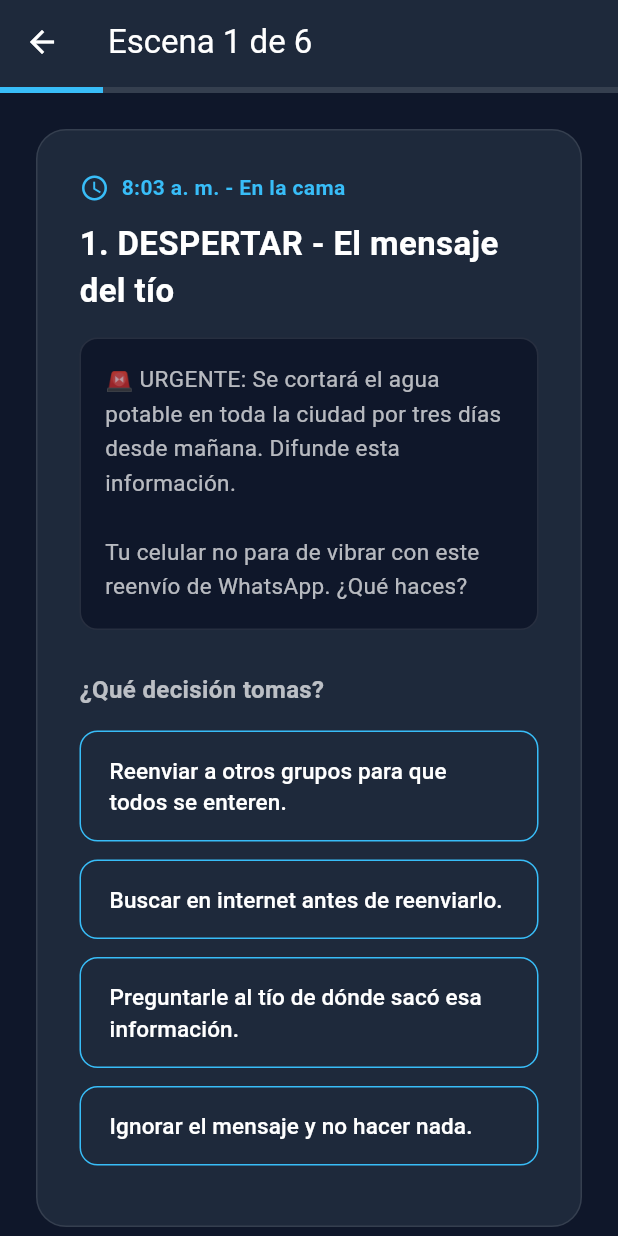
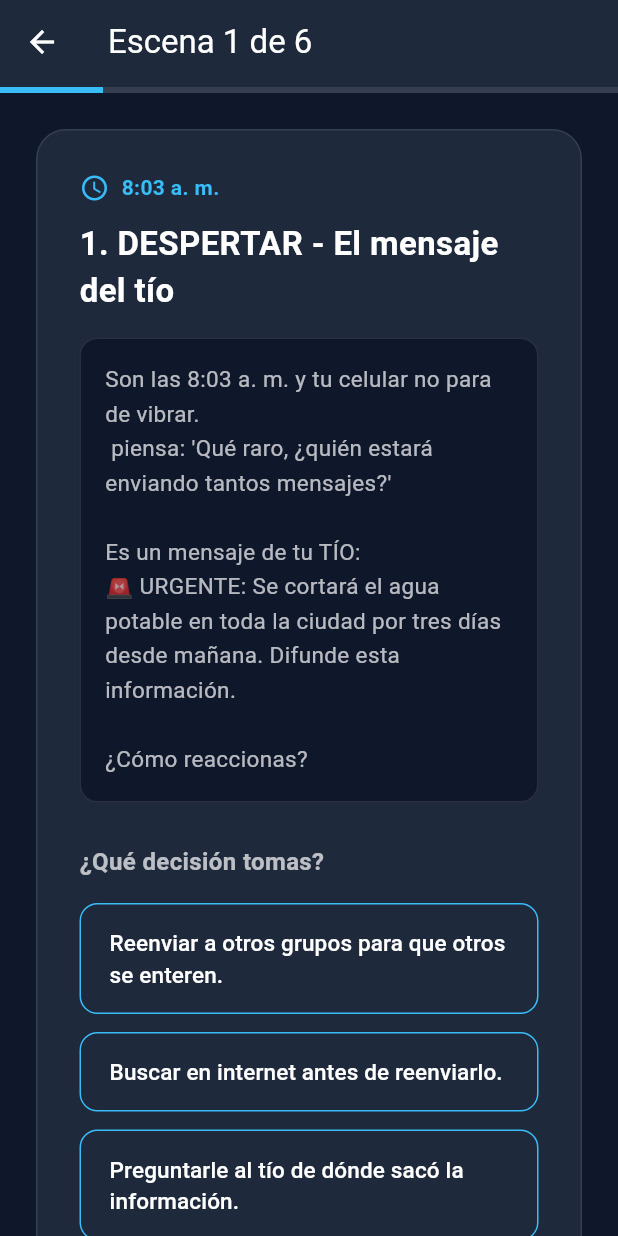
Before and after one commit to Eisritome10/miclick-app, a Flutter app: the screen it shows once a user with an empty profile is signed in, after a tap on "Comenzar la Historia", on a phone screen of 412 x 824 dp. Run offline on Flutter 3.47's test engine with Material 3 defaults, Android fonts, the phone set to English and light mode, and no system bars; our stand-ins replace supabase_flutter; accounts and stored records are empty.

Commit message:
Solucion trigger Supabase e integracion completa del guion de decisiones MIL

```diff
--- a/lib/screens/quiz_screen.dart
+++ b/lib/screens/quiz_screen.dart
@@ -21,14 +21,12 @@ class QuizScene {
   final String time;
   final String title;
   final String description;
-  final String? imagePlaceholder;
   final List<QuizOption> options;
 
   QuizScene({
     required this.time,
     required this.title,
     required this.description,
-    this.imagePlaceholder,
     required this.options,
   });
 }
@@ -52,95 +50,102 @@ class _QuizScreenState extends State<QuizScreen> {
 
   List<QuizScene> _getScenes() {
     return [
-      // 1. DESPERTAR [cite: 42-54]
+      // 1. DESPERTAR - El mensaje del tío [cite: 42-54]
       QuizScene(
-        time: "8:03 a. m. - En la cama",
+        time: "8:03 a. m.",
         title: "1. DESPERTAR - El mensaje del tío",
         description:
+            "Son las 8:03 a. m. y tu celular no para de vibrar.\n"
+            "${widget.userName} piensa: 'Qué raro, ¿quién estará enviando tantos mensajes?'\n\n"
+            "Es un mensaje de tu TÍO:\n"
             "🚨 URGENTE: Se cortará el agua potable en toda la ciudad por tres días desde mañana. Difunde esta información.\n\n"
-            "Tu celular no para de vibrar con este reenvío de WhatsApp. ¿Qué haces?",
+            "¿Cómo reaccionas?",
         options: [
-          QuizOption(text: "Reenviar a otros grupos para que todos se enteren.", e: 3), // [cite: 54]
-          QuizOption(text: "Buscar en internet antes de reenviarlo.", v: 3), // [cite: 54]
-          QuizOption(text: "Preguntarle al tío de dónde sacó esa información.", v: 2, c: 1), // [cite: 54]
-          QuizOption(text: "Ignorar el mensaje y no hacer nada.", v: 1), // [cite: 54]
+          QuizOption(text: "Reenviar a otros grupos para que otros se enteren.", e: 3),
+          QuizOption(text: "Buscar en internet antes de reenviarlo.", v: 3),
+          QuizOption(text: "Preguntarle al tío de dónde sacó la información.", v: 2, c: 1),
+          QuizOption(text: "Ignorar el mensaje.", v: 1),
         ],
       ),
 
-      // 2. DESAYUNO [cite: 55-57]
+      // 2. EN LA COCINA - Conversación con Mamá [cite: 55-57]
       QuizScene(
-        time: "8:30 a. m. - En la cocina",
-        title: "2. DESAYUNO - Conversación con mamá",
+        time: "8:20 a. m.",
+        title: "2. DESAYUNO - La conversación con Mamá",
         description:
-            "Mamá te dice: 'Buenos días. ¿Viste lo que envió tu tío sobre el agua?'\n"
-            "¿Cómo le respondes a tu mamá?",
+            "Te diriges a la cocina.\n"
+            "Mamá te dice: 'Buenos días, ${widget.userName}. ¿Viste lo que envió tu tío sobre el agua?'\n\n"
+            "¿Qué le respondes a tu mamá?",
         options: [
-          QuizOption(text: "Sí, ya se lo reenvié a todos mis amigos.", e: 2), // [cite: 57]
-          QuizOption(text: "No investigué mucho, pero lo haré luego.", v: 2), // [cite: 57]
-          QuizOption(text: "Mi tío exagera, no le hagas caso.", v: 1), // [cite: 57]
-          QuizOption(text: "Le diré que verifique antes de enviar eso a otros.", v: 2, c: 2), // [cite: 57]
+          QuizOption(text: "Sí, ya se lo reenvié a todos.", e: 2),
+          QuizOption(text: "No investigué mucho, pero lo haré luego.", v: 2),
+          QuizOption(text: "Mi tío exagera, no le hagas caso.", v: 1),
+          QuizOption(text: "Le diré que investigue antes de enviar eso a otros.", v: 2, c: 2),
         ],
       ),
 
-      // 3. REDES SOCIALES Y ALGORITMOS [cite: 61-64]
+      // 3. REDES SOCIALES - Oferta de Audífonos [cite: 60-64]
       QuizScene(
-        time: "11:00 a. m. - En tu habitación",
-        title: "3. REDES SOCIALES - Anuncio de audífonos",
+        time: "11:00 a. m.",
+        title: "3. REDES SOCIALES - La oferta de audífonos",
         description:
-            "Estuviste buscando audífonos para comprar en dos meses. Entras a tus redes sociales y de la nada te aparece una oferta 'imperdible' de audífonos de alta gama.\n\n"
-            "¿Qué piensas o haces?",
+            "Estás ahorrando para comprar unos audífonos nuevos. Viste dos videos de reseñas y entraste a una tienda en línea.\n"
+            "Al abrir tus redes sociales, te aparece un post promocional de audífonos.\n\n"
+            "¿Qué piensas o decides hacer?",
         options: [
-          QuizOption(text: "¡Aprovecharé esta oferta, lo compraré de una vez!", e: 2), // [cite: 64]
-          QuizOption(text: "Seguro el algoritmo sabe perfectamente lo que necesito.", v: 1, e: 1, a: 1), // [cite: 64]
-          QuizOption(text: "Quizá me aparecen porque estuve buscando audífonos previamente.", v: 1, a: 2, c: 1), // [cite: 64]
-          QuizOption(text: "Voy a buscar qué precios y reseñas les salen a mis amigos.", v: 2, a: 2, c: 1), // [cite: 64]
+          QuizOption(text: "¡Aprovecharé esta oferta, lo compraré de una vez!", e: 2),
+          QuizOption(text: "Seguro el algoritmo sabe que los necesito.", v: 1, e: 1, a: 1),
+          QuizOption(text: "Quizá me aparecen porque estuve buscando audífonos.", v: 1, a: 2, c: 1),
+          QuizOption(text: "Voy a buscar qué precios y reseñas les salen a mis amigos.", v: 2, a: 2, c: 1),
         ],
       ),
 
-      // 4. DEEPFAKE Y IA [cite: 69-76]
+      // 4. EL CINE Y EL DEEPFAKE - Imagen de Sara con IA [cite: 70-76]
       QuizScene(
-        time: "4:30 p. m. - Salida al cine",
+        time: "4:30 p. m.",
         title: "4. CINE - La imagen editada con IA",
         description:
-            "Tu amigo te muestra su celular riéndose: 'Oye, mira lo que hice con IA. Puse el rostro de Sara en la escena incómoda de la película'.\n"
-            "Y agrega: 'Lo mandaré al grupo de WhatsApp, es un meme muy gracioso'.\n\n"
-            "¿Cómo reaccionas?",
+            "Estás en el cine con tus amigos. Tu amiga Sara va al baño un momento.\n"
+            "Tu amigo se acerca y te muestra su celular: 'Oye, mira lo que hice. Es Sara con el actor de la película, la modifiqué con IA'.\n"
+            "Su rostro está en una escena incómoda y tu amigo agrega: 'Lo mandaré al grupo, es un meme muy gracioso'.\n\n"
+            "¿Qué haces?",
         options: [
-          QuizOption(text: "¡Ja, ja! Envíalo al grupo.", e: 2), // [cite: 76]
-          QuizOption(text: "No lo compartas, eso le puede incomodar bastante a Sara.", a: 2, c: 3), // [cite: 76]
-          QuizOption(text: "Borra la imagen ahora mismo, no está bien hacer eso.", a: 2, c: 3), // [cite: 76]
-          QuizOption(text: "No decir nada, pero tampoco compartirlo.", a: 1, c: 1), // [cite: 76]
+          QuizOption(text: "¡Ja, ja! Envíalo al grupo.", e: 2),
+          QuizOption(text: "No lo compartas, eso le puede incomodar.", a: 2, c: 3),
+          QuizOption(text: "Borra la imagen ahora, no está bien.", a: 2, c: 3),
+          QuizOption(text: "No decir nada, pero tampoco compartirlo.", a: 1, c: 1),
         ],
       ),
 
-      // 5. ESTAFAS Y PUBLICIDAD [cite: 78-82]
+      // 5. REGRESO A CASA - Oferta de Pasajes [cite: 78-82]
       QuizScene(
-        time: "7:15 p. m. - De regreso en casa",
-        title: "5. VIAJE FAMILIAR - Promoción dudosa",
+        time: "7:30 p. m.",
+        title: "5. REGRESO A CASA - Agencia de viajes",
         description:
-            "Papá te dice: 'Queremos comprar los pasajes de bus/avión para el viaje familiar en esta página de Facebook que promete 50% de descuento. ¿Qué opinas?'\n"
-            "Ves un anuncio con errores ortográficos y precios sospechosamente bajos.",
+            "Llegas a casa y tu Papá te recibe:\n"
+            "'Hola ${widget.userName}. Pensamos comprar los pasajes de bus para el viaje con esta agencia en Facebook que tiene 50% de descuento. ¿Qué opinas?'\n\n"
+            "¿Cuál es tu sugerencia?",
         options: [
-          QuizOption(text: "Está bien, si está en redes seguro es confiable.", v: 0), // [cite: 82]
-          QuizOption(text: "Busquemos reseñas y comentarios de otros usuarios antes de decidir.", v: 3), // [cite: 82]
-          QuizOption(text: "Voy a revisar si la empresa tiene sitio web oficial registrado.", v: 3, a: 1), // [cite: 82]
-          QuizOption(text: "Comparemos precios directamente con agencias reconocidas.", v: 2, c: 1), // [cite: 82]
+          QuizOption(text: "Está bien, seguro es confiable.", v: 0),
+          QuizOption(text: "Busquemos reseñas antes de decidir.", v: 3),
+          QuizOption(text: "Voy a revisar si tiene página oficial.", v: 3, a: 1),
+          QuizOption(text: "Comparemos precios con otra agencia conocida.", v: 2, c: 1),
         ],
       ),
 
-      // 6. COMUNICADO OFICIAL Y SISMO [cite: 87-94]
+      // 6. NOCHE - Alerta de Sismo [cite: 87-94]
       QuizScene(
-        time: "11:45 p. m. - Antes de dormir",
-        title: "6. NOCHE - La alerta de sismo",
+        time: "11:50 p. m.",
+        title: "6. NOCHE - Falsa alerta de réplica",
         description:
-            "Ocurre un temblor breve pero intenso. Revisas tu celular y ves un supuesto 'COMUNICADO OFICIAL':\n"
-            "🚨 'Se espera una réplica de gran magnitud en los próximos minutos. Evacuar inmediatamente.'\n\n"
-            "¿Qué hacen tú y tu familia?",
+            "Ocurre un temblor breve e intenso. Al revisar tu celular ves un mensaje:\n"
+            "🚨 COMUNICADO OFICIAL: Se espera una réplica de gran magnitud durante los próximos minutos. Se recomienda evacuar inmediatamente.\n\n"
+            "¿Qué decisión tomas?",
         options: [
-          QuizOption(text: "Salir corriendo a la calle inmediatamente.", e: 3), // [cite: 94]
-          QuizOption(text: "Verificar en la cuenta oficial del instituto sismológico.", v: 3), // [cite: 94]
-          QuizOption(text: "Avisar a la familia con calma y verificar la fuente juntos.", v: 2, e: 1, c: 2), // [cite: 94]
-          QuizOption(text: "Ignorarlo y volverse a dormir.", v: 0), // [cite: 94]
+          QuizOption(text: "Salir corriendo a la calle.", e: 3),
+          QuizOption(text: "Verificar en la cuenta oficial de sismos.", v: 3),
+          QuizOption(text: "Avisar a la familia y verificar juntos.", v: 2, e: 1, c: 2),
+          QuizOption(text: "Ignorarlo, ya pasó bastante hoy.", v: 0),
         ],
       ),
     ];
@@ -162,36 +167,36 @@ class _QuizScreenState extends State<QuizScreen> {
     });
   }
 
-  // Algoritmo Oficial de Evaluación MIL
+  // Algoritmo de Evaluación de Perfiles (Ponderación UNESCO)
   void _finishQuiz() {
-    String profile = "Reactivo/a"; // Por defecto [cite: 117]
+    String profile = "Reactivo/a"; // Fallback por defecto [cite: 117]
 
-    // 1. Amplificador: C <= 4 Y E >= 9 [cite: 103]
+    // Rule 1: Amplificador (C <= 4 Y E >= 9) [cite: 103]
     if (_scoreC <= 4 && _scoreE >= 9) {
       profile = "Amplificador/a";
     }
-    // 2. Ingenuo Digital: A <= 1 [cite: 106]
+    // Rule 2: Ingenuo Digital (A <= 1) [cite: 106]
     else if (_scoreA <= 1) {
       profile = "Ingenuo/a Digital";
     }
-    // 3. Reactivo: E >= 9 Y V <= 7 [cite: 109]
+    // Rule 3: Reactivo (E >= 9 Y V <= 7) [cite: 109]
     else if (_scoreE >= 9 && _scoreV <= 7) {
       profile = "Reactivo/a";
     }
-    // 4. Confirmador: V >= 11 Y A <= 1 [cite: 111]
+    // Rule 4: Confirmador (V >= 11 Y A <= 1) [cite: 111]
     else if (_scoreV >= 11 && _scoreA <= 1) {
       profile = "Confirmador/a";
     }
-    // 5. Empático Crítico: V >= 11 Y C >= 7 Y E <= 6 [cite: 113]
+    // Rule 5: Empático Crítico (V >= 11 Y C >= 7 Y E <= 6) [cite: 113]
     else if (_scoreV >= 11 && _scoreC >= 7 && _scoreE <= 6) {
       profile = "Empático/a Crítico/a";
     }
-    // 6. Investigador: V >= 11 [cite: 115]
+    // Rule 6: Investigador (V >= 11) [cite: 115]
     else if (_scoreV >= 11) {
       profile = "Investigador/a";
     }
 
-    // Guardar en Supabase en tiempo real
+    // Guardado en Supabase en tiempo real
     SupabaseService.saveQuizResult(
       scoreV: _scoreV,
       scoreE: _scoreE,
@@ -200,7 +205,7 @@ class _QuizScreenState extends State<QuizScreen> {
       finalProfile: profile,
     );
 
-    // Navegar a la pantalla de resultados
+    // Navegación a Pantalla de Resultados
     Navigator.pushReplacement(
       context,
       MaterialPageRoute(
@@ -311,7 +316,7 @@ class _QuizScreenState extends State<QuizScreen> {
   }
 }
 
-// Pantalla de Resultados y Diagnóstico MIL [cite: 118-160]
+// Pantalla de Resultados y Recomendaciones MIL [cite: 118-160]
 class ResultScreen extends StatelessWidget {
   final String profile;
   final int scoreV;
@@ -333,55 +338,60 @@ class ResultScreen extends StatelessWidget {
       case 'Investigador/a': // [cite: 118-124]
         return {
           'icon': '🔎',
-          'desc': 'En la mayoría de los momentos elegiste buscar la fuente, comparar información o confirmar antes de actuar. Este patrón de respuestas se asocia con el hábito de verificar antes de compartir.',
+          'desc': 'Conseguiste este perfil por las decisiones del juego: en la mayoría de los momentos elegiste buscar la fuente, comparar información o confirmar antes de actuar con el rumor del agua, la agencia de viaje y el comunicado del sismo.',
           'recs': [
             'Comparte cómo verificaste a tu familia y amigos. Es una forma sencilla de transmitir el hábito a otras personas.',
-            'Tener ya identificadas 2 o 3 cuentas de verificadores confiables en redes sociales o sitios web oficiales ahorra tiempo.'
+            'Tener ya identificadas 2 o 3 cuentas de verificadores confiables en redes sociales o sitios web oficiales ahorra tiempo la próxima vez que necesites confirmar algo rápido.'
           ]
         };
       case 'Empático/a Crítico/a': // [cite: 140-146]
         return {
           'icon': '💬',
-          'desc': 'Verificaste antes de actuar y, además, tomaste en cuenta el impacto en otras personas (como al proteger a tu amiga frente a la imagen manipulada con IA).',
+          'desc': 'Verificaste antes de actuar y, además, tomaste en cuenta el impacto en otras personas — como al proteger a la amiga frente a la imagen manipulada con IA, o al manejar con calma el rumor del tío y la alerta del sismo.',
           'recs': [
-            'Comunicar una corrección sin confrontar, explicando el porqué, suele ser más efectivo.',
-            'En situaciones donde el daño potencial es alto, actuar con rapidez importa tanto como actuar con calma.'
+            'Comunicar una corrección sin confrontar, explicando el porqué, suele ser más efectivo para que el mensaje realmente se escuche.',
+            'En situaciones donde el daño potencial es alto, actuar con rapidez importa tanto como actuar con calma.',
+            'Este estilo de comunicación puede servir de modelo para otras personas.'
           ]
         };
       case 'Confirmador/a': // [cite: 133-139]
         return {
           'icon': '🪞',
-          'desc': 'Elegiste confirmar información antes de actuar, pero principalmente dentro de fuentes o personas cercanas (como la familia), sin buscar activamente otros ángulos.',
+          'desc': 'En general elegiste confirmar información antes de actuar, pero principalmente dentro de fuentes o personas cercanas (como la familia), sin buscar activamente otros ángulos.',
           'recs': [
-            'Buscar de vez en cuando una fuente que piensa distinto ayuda a ver el panorama completo.',
-            'Pregúntate si tu segunda fuente es realmente independiente o repite lo mismo.'
+            'Buscar de vez en cuando una fuente que se sabe piensa distinto sobre un tema amplía lo que "verificar" significa.',
+            'Al confirmar algo con una segunda fuente, pregúntate si esa fuente es realmente independiente o si repite lo mismo.',
+            'Revisar cómo está configurado el feed te permite ver si estás viendo una versión limitada de la información.'
           ]
         };
       case 'Ingenuo/a Digital': // [cite: 147-153]
         return {
           'icon': '🤖',
-          'desc': 'Frente a contenido manipulado con IA o un comunicado falso, elegiste opciones que no cuestionaron su veracidad antes de actuar.',
+          'desc': 'Frente a contenido manipulado con inteligencia artificial —como la imagen de la amiga— o un comunicado presentado como oficial, elegiste opciones que no cuestionaron su veracidad antes de actuar.',
           'recs': [
-            'Conoce señales básicas de contenido manipulado (bordes raros, luces, voces irreales).',
-            'Frente a un "comunicado oficial", busca si la institución lo confirma en su propio sitio web.'
+            'Conocer señales básicas de contenido manipulado (inconsistencias en bordes, luces, voces, o situaciones demasiado perfectas) ayuda a generar una pausa.',
+            'Antes de reaccionar a una imagen o video impactante, pregúntate quién podría beneficiarse de que se crea real.',
+            'Frente a un "comunicado oficial", busca si la institución lo confirma en su propio canal.'
           ]
         };
       case 'Amplificador/a': // [cite: 154-160]
         return {
           'icon': '🎭',
-          'desc': 'En varios momentos elegiste compartir o reenviar contenido sin verificarlo ni considerar el impacto que podía tener.',
+          'desc': 'En varios momentos elegiste compartir o reenviar contenido —como el meme con la imagen manipulada o el rumor del agua— sin verificarlo ni considerar el impacto que podía tener.',
           'recs': [
-            'Antes de compartir algo impulsivo, pregúntate: ¿qué tan seguro estoy de que esto es cierto?',
-            'Decir que no a compartir contenido que afecta a otra persona evita un daño difícil de deshacer.'
+            'Antes de compartir algo que genera una reacción fuerte, una pregunta simple: ¿qué tan seguro estoy de que esto es cierto? puede cambiar la decisión.',
+            'Decir que no a compartir contenido que afecta a otra persona evita un daño que después es difícil deshacer.',
+            'Puedes usar el mismo alcance que tienes para aclarar o desmentir información de vez en cuando.'
           ]
         };
       default: // Reactivo/a [cite: 126-132]
         return {
           'icon': '📢',
-          'desc': 'Elegiste compartir o reaccionar antes de buscar más información ante emociones fuertes.',
+          'desc': 'En varios momentos —el mensaje del tío, los posts virales, la alerta del sismo— elegiste compartir o reaccionar antes de buscar más información.',
           'recs': [
-            'Haz una pausa breve (cuenta hasta 10) antes de compartir algo que genere una emoción fuerte.',
-            'Antes de reenviar algo urgente, pregúntate: si esto fuera falso, ¿a quién le haría daño que yo lo comparta?'
+            'Una pausa breve (contar hasta 10, por ejemplo) antes de compartir algo que generó una reacción emocional fuerte da tiempo a decidir.',
+            'Identificar la emoción que un contenido te provoca (miedo, indignación, euforia) sirve como señal para frenar.',
+            'Antes de reenviar algo presentado como urgente, pregúntate: si esto fuera falso, ¿a quién le haría daño que yo lo comparta?'
           ]
         };
     }
@@ -418,7 +428,7 @@ class ResultScreen extends StatelessWidget {
                 const SizedBox(height: 20),
                 Text(
                   details['desc'],
-                  style: const TextStyle(fontSize: 15, color: Colors.white70, height: 1.5),
+                  style: const TextStyle(fontSize: 15, color: Colors.white, height: 1.5),
                   textAlign: TextAlign.center,
                 ),
                 const SizedBox(height: 24),
@@ -430,12 +440,12 @@ class ResultScreen extends StatelessWidget {
                 ),
                 const SizedBox(height: 12),
                 ...recs.map((rec) => Padding(
-                      padding: const EdgeInsets.only(bottom: 8.0),
+                      padding: const EdgeInsets.only(bottom: 10.0),
                       child: Row(
                         crossAxisAlignment: CrossAxisAlignment.start,
                         children: [
                           const Text('• ', style: TextStyle(color: Color(0xFF38BDF8), fontSize: 18)),
-                          Expanded(child: Text(rec, style: const TextStyle(color: Colors.white70, fontSize: 14))),
+                          Expanded(child: Text(rec, style: const TextStyle(color: Colors.white70, fontSize: 14, height: 1.4))),
                         ],
                       ),
                     )),
@@ -445,8 +455,12 @@ class ResultScreen extends StatelessWidget {
                   height: 48,
                   child: ElevatedButton(
                     onPressed: () => Navigator.pop(context),
-                    style: ElevatedButton.styleFrom(backgroundColor: const Color(0xFF38BDF8)),
-                    child: const Text('Volver al Menú Principal', style: TextStyle(color: Colors.black, fontWeight: FontWeight.bold)),
+                    style: ElevatedButton.styleFrom(
+                      backgroundColor: const Color(0xFF38BDF8),
+                      foregroundColor: Colors.black,
+                      shape: RoundedRectangleBorder(borderRadius: BorderRadius.circular(12)),
+                    ),
+                    child: const Text('Volver al Menú Principal', style: TextStyle(fontWeight: FontWeight.bold)),
                   ),
                 )
               ],
```
